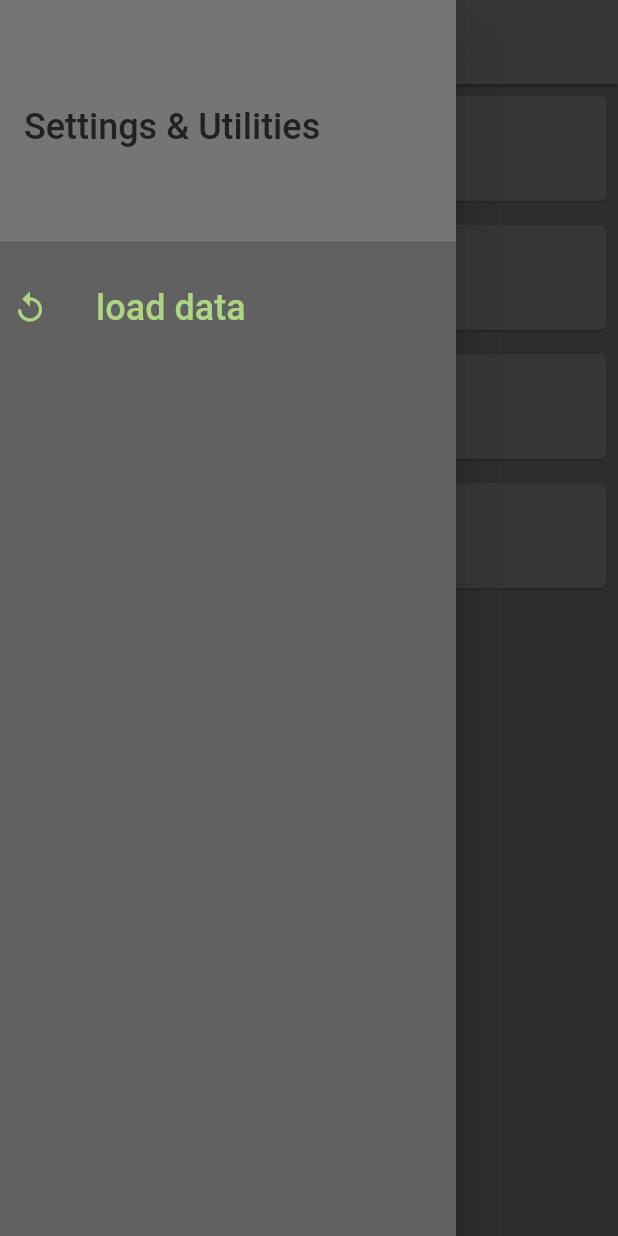
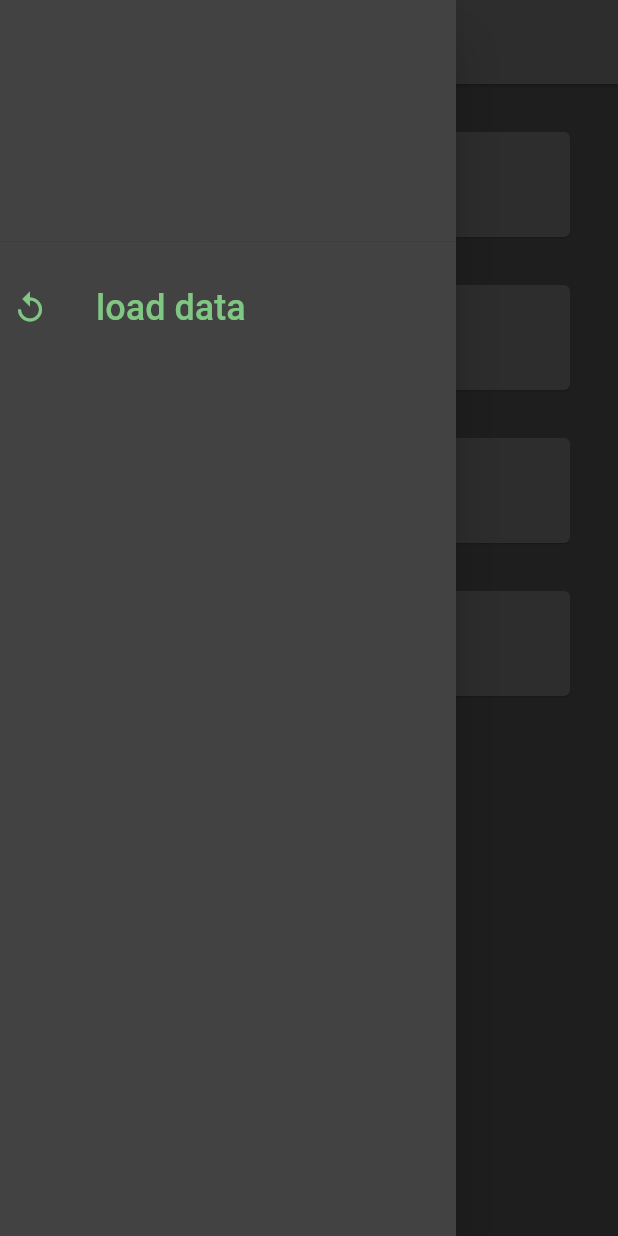
Before and after one commit to calbert1209/bus-warbler, a Flutter app: the screen it shows after launch, in the side drawer, after a tap on the "settings" icon, on a phone screen of 412 x 824 dp. Run offline on Flutter 3.47's test engine with Material 2 defaults, Android fonts, the light colour scheme and no system bars; our stand-ins replace sqflite; accounts and stored records are empty.

Commit message:
change theme color form light green to green

```diff
--- a/lib/main.dart
+++ b/lib/main.dart
@@ -4,9 +4,9 @@ import 'package:provider/provider.dart';
 import 'package:bus_warbler/pages/home.dart';
 import 'package:bus_warbler/state/app_state.dart';
 
-final lightGrey = Colors.grey.shade600;
-final darkGrey = Colors.grey.shade700;
-final textGreen = Colors.lightGreen.shade300;
+final lightGrey = Colors.grey.shade700;
+final darkGrey = Colors.grey.shade800;
+final textGreen = Colors.green.shade300;
 
 void main() {
   final dbService = DatabaseService();
@@ -22,7 +22,7 @@ class App extends StatelessWidget {
     return MaterialApp(
       title: 'Bus Warbler',
       theme: ThemeData(
-        primarySwatch: Colors.lightGreen,
+        primarySwatch: Colors.green,
         canvasColor: darkGrey,
         elevatedButtonTheme: ElevatedButtonThemeData(
           style: ButtonStyle(
--- a/lib/pages/route_select.dart
+++ b/lib/pages/route_select.dart
@@ -2,8 +2,8 @@ import 'package:bus_warbler/widgets/main_drawer.dart';
 import 'package:bus_warbler/widgets/route_select_body.dart';
 import 'package:flutter/material.dart';
 
-final lightGrey = Colors.grey.shade600;
-final textGreen = Colors.lightGreen.shade300;
+final lightGrey = Colors.grey.shade700;
+final textGreen = Colors.green.shade300;
 
 class RouteSelectPage extends StatelessWidget {
   const RouteSelectPage({Key? key}) : super(key: key);
@@ -23,7 +23,7 @@ class RouteSelectPage extends StatelessWidget {
           builder: (context) => IconButton(
             icon: Icon(
               Icons.settings,
-              color: Colors.grey.shade900,
+              color: Colors.grey.shade800,
             ),
             onPressed: () {
               Scaffold.of(context).openDrawer();
--- a/lib/widgets/bottom_nav_text_bar.dart
+++ b/lib/widgets/bottom_nav_text_bar.dart
@@ -16,7 +16,7 @@ class BottomNavTextBar extends StatelessWidget {
           )
           .toList(),
       currentIndex: appState.stopType.index,
-      backgroundColor: Colors.grey.shade600,
+      backgroundColor: Colors.grey.shade800,
       showSelectedLabels: false,
       showUnselectedLabels: false,
       onTap: (index) => appState.stopType = StopType.values[index],
@@ -31,8 +31,8 @@ class TextNavBarItem extends BottomNavigationBarItem {
             text,
             style: TextStyle(
               color: selected != null && selected
-                  ? Colors.lightGreen.shade700
-                  : Colors.lightGreen.shade300,
+                  ? Colors.green.shade700
+                  : Colors.green.shade300,
               fontSize: 24.0,
             ),
           ),
--- a/lib/widgets/main_drawer.dart
+++ b/lib/widgets/main_drawer.dart
@@ -60,8 +60,8 @@ class MainDrawer extends Drawer {
   @override
   Widget build(BuildContext context) {
     final appState = Provider.of<AppState>(context);
-    final lightGrey = Colors.grey.shade600;
-    final textGreen = Colors.lightGreen.shade300;
+    final lightGrey = Colors.grey.shade800;
+    final textGreen = Colors.green.shade300;
 
     return Drawer(
       child: ListView(
@@ -74,7 +74,7 @@ class MainDrawer extends Drawer {
                 Text(
                   'Settings & Utilities',
                   style: TextStyle(
-                    color: Colors.grey.shade900,
+                    color: Colors.grey.shade800,
                     fontSize: 24.0,
                   ),
                 ),
--- a/lib/widgets/route_select_body.dart
+++ b/lib/widgets/route_select_body.dart
@@ -14,7 +14,7 @@ class RouteSelectBody extends StatelessWidget {
       children: [
         ...DBConsts.tableNames.map((name) {
           return Padding(
-            padding: const EdgeInsets.all(8.0),
+            padding: const EdgeInsets.only(top: 32.0, left: 32.0, right: 32.0),
             child: ElevatedButton(
               onPressed: () => appState.route = name,
               child: Padding(
```
Also changed, not shown: lib/pages/route.dart (+29 -22 lines), lib/services/db.dart (+17 -0 lines), lib/state/app_state.dart (+0 -7 lines).
